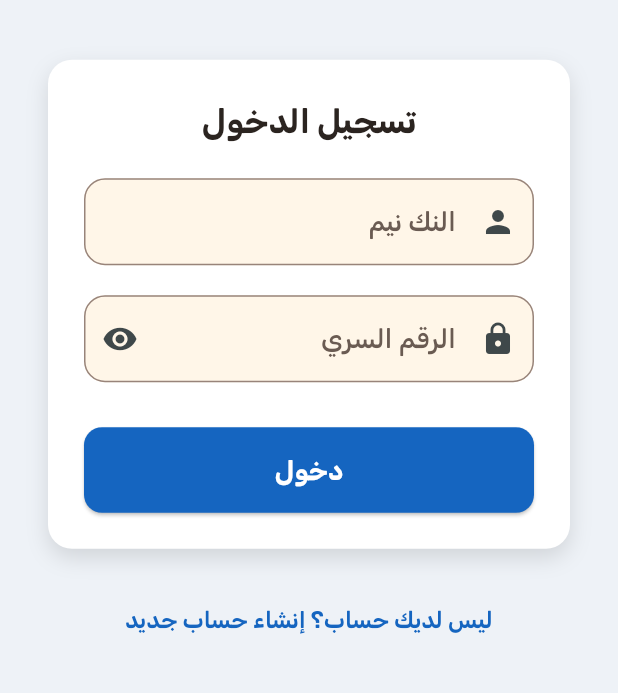
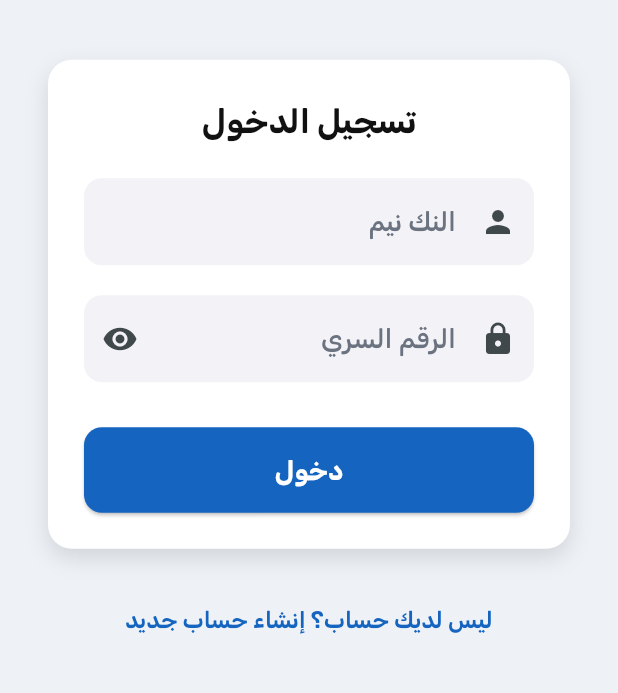
Before and after one commit to AmrShuaib/naslook_app, a Flutter app: the screen it shows after launch, on a phone screen of 412 x 824 dp, the part 337-1030 px from its top. Run offline on Flutter 3.47's test engine with Material 3 defaults, Android fonts, the phone set to English and light mode, and no system bars; our stand-ins replace flutter_map, flutter_riverpod, geolocator, image_picker, just_audio, latlong2 and 4 more; missing offline and left inert: dart:js_interop, record.

Commit message:
تصميم أبيض مسطّح على طراز واتساب وسناب شات
- الألوان: خلفية بيضاء، نص داكن، رمادي فاتح للخلفيات الخفيفة (F2F2F7)، خطوط فاصلة رفيعة (E5E5EA)،
  والفيروزي يبقى لون العلامة للأفعال والعناصر النشطة
- الشريط العلوي أبيض بخط فاصل، والشريط السفلي أبيض بخط فاصل وأيقونات ملوّنة عند التحديد بلا مؤشر خلفي،
  وشارة عدد غير المقروء على تبويب المحادثات
- البطاقات مسطّحة بلا ظلال بزوايا 16، والحقول والرقائق بخلفية رمادية فاتحة بلا إطار
- قائمة المحادثات والطلبات ونتائج البحث: صفوف كاملة العرض بخط فاصل يبدأ بعد الصورة (ListRow)،
  اسم عريض وسطر معاينة رمادي ووقت وشارة في النهاية
- فقاعات المحادثة: الواردة رمادية فاتحة بلا إطار، والصادرة بصبغة فيروزية فاتحة؛ حقل الكتابة رمادي داخل شريط أبيض

Co-Authored-By: Claude Fable 5.1 <noreply@anthropic.com>
Claude-Session: https://claude.ai/code/session_01UVhvjiniB1rUSGdhVacon7

```diff
--- a/lib/core/app_theme.dart
+++ b/lib/core/app_theme.dart
@@ -1,29 +1,31 @@
 import 'package:flutter/material.dart';
 
-/// نظام «فرح وبهجة»: كريمي مشمس، فيروزي للأفعال، مرجاني للأحداث، أصفر شمسي.
-/// كل الأزواج مقاسة بنِسَب تباين WCAG ≥ 4.5:1.
+/// نظام «أبيض ونظيف»: خلفية بيضاء وصفوف مسطّحة بخطوط فاصلة رفيعة (على طريقة واتساب وسناب شات)،
+/// والفيروزي لون العلامة للأفعال والعناصر النشطة، والمرجاني للأحداث والشارات.
 class Joy {
-  static const bg = Color(0xFFFFF6E8);
-  static const surface = Color(0xFFFFFDF9);
-  static const surface2 = Color(0xFFFFECD9);
-  static const text = Color(0xFF2B2420);
-  static const textMuted = Color(0xFF6A5B52);
-  static const line = Color(0xFFF0DCC6);
-  static const control = Color(0xFF98847A);
+  static const bg = Color(0xFFFFFFFF);
+  static const surface = Color(0xFFFFFFFF);
+  /// خلفيات خفيفة: الفقاعات الواردة، حبوب التاريخ، حقول البحث، الرقائق
+  static const surface2 = Color(0xFFF2F2F7);
+  static const text = Color(0xFF111111);
+  static const textMuted = Color(0xFF6B7280);
+  static const line = Color(0xFFE5E5EA);
+  static const control = Color(0xFFC7C7CC);
   static const primary = Color(0xFF0A6E78);
-  static const primaryOn = Color(0xFFF3FDFF);
-  static const primarySoft = Color(0xFFD6F3F4);
+  static const primaryOn = Color(0xFFFFFFFF);
+  static const primarySoft = Color(0xFFE0F3F4);
   static const accent = Color(0xFFBF3A1E);
-  static const accentOn = Color(0xFFFFF6F1);
-  static const accentSoft = Color(0xFFFFE8DF);
+  static const accentOn = Color(0xFFFFFFFF);
+  static const accentSoft = Color(0xFFFDEBE6);
   static const sun = Color(0xFFFFD66B);
-  static const sunSoft = Color(0xFFFFF0C2);
+  static const sunSoft = Color(0xFFFFF4D6);
   static const sunText = Color(0xFF5A4200);
-  static const success = Color(0xFF2C7A4B);
+  static const success = Color(0xFF1FA35A);
   static const warning = Color(0xFF875C0A);
-  static const danger = Color(0xFFB8323E);
-  static const bubbleOut = Color(0xFFFFE6A8);
-  static const bubbleOutText = Color(0xFF3B2E0C);
+  static const danger = Color(0xFFD23B3B);
+  /// الفقاعة الصادرة: صبغة فاتحة من لون العلامة (كما الأخضر الفاتح في واتساب)
+  static const bubbleOut = Color(0xFFDCF3EF);
+  static const bubbleOutText = Color(0xFF0F2D30);
   static const avatars = [
     Color(0xFFFFB09F), Color(0xFF9EE0CC), Color(0xFFA9D3FF),
     Color(0xFFD4BDFF), Color(0xFFFFDF7A), Color(0xFFFFB9D6),
@@ -76,29 +78,31 @@ class AppTheme {
         labelLarge: body.labelLarge?.copyWith(fontWeight: FontWeight.w600, fontSize: 15),
       ),
       appBarTheme: AppBarTheme(
-        backgroundColor: Joy.bg,
+        backgroundColor: Joy.surface,
+        surfaceTintColor: Colors.transparent,
         foregroundColor: Joy.text,
         elevation: 0,
         scrolledUnderElevation: 0,
         centerTitle: false,
-        titleTextStyle: display.copyWith(fontSize: 22),
+        shape: const Border(bottom: BorderSide(color: Joy.line)),
+        titleTextStyle: display.copyWith(fontSize: 21),
       ),
       cardTheme: CardThemeData(
         color: Joy.surface,
         elevation: 0,
         margin: EdgeInsets.zero,
-        shape: RoundedRectangleBorder(borderRadius: BorderRadius.circular(20), side: const BorderSide(color: Joy.line)),
+        shape: RoundedRectangleBorder(borderRadius: BorderRadius.circular(16), side: const BorderSide(color: Joy.line)),
       ),
       dividerTheme: const DividerThemeData(color: Joy.line, thickness: 1, space: 1),
       inputDecorationTheme: InputDecorationTheme(
         filled: true,
-        fillColor: Joy.bg,
+        fillColor: Joy.surface2,
         hintStyle: const TextStyle(fontFamily: bodyFont, color: Joy.textMuted),
         labelStyle: const TextStyle(fontFamily: bodyFont, color: Joy.textMuted),
         helperStyle: const TextStyle(fontFamily: bodyFont, color: Joy.textMuted, fontSize: 12),
-        border: OutlineInputBorder(borderRadius: BorderRadius.circular(14), borderSide: const BorderSide(color: Joy.control)),
-        enabledBorder: OutlineInputBorder(borderRadius: BorderRadius.circular(14), borderSide: const BorderSide(color: Joy.control)),
-        focusedBorder: OutlineInputBorder(borderRadius: BorderRadius.circular(14), borderSide: const BorderSide(color: Joy.primary, width: 1.5)),
+        border: OutlineInputBorder(borderRadius: BorderRadius.circular(12), borderSide: BorderSide.none),
+        enabledBorder: OutlineInputBorder(borderRadius: BorderRadius.circular(12), borderSide: BorderSide.none),
+        focusedBorder: OutlineInputBorder(borderRadius: BorderRadius.circular(12), borderSide: const BorderSide(color: Joy.primary, width: 1.5)),
       ),
       filledButtonTheme: FilledButtonThemeData(
         style: FilledButton.styleFrom(
@@ -121,9 +125,9 @@ class AppTheme {
         style: TextButton.styleFrom(foregroundColor: Joy.primary, minimumSize: const Size(44, 44), textStyle: const TextStyle(fontFamily: bodyFont, fontWeight: FontWeight.w600)),
       ),
       chipTheme: ChipThemeData(
-        backgroundColor: Joy.surface,
+        backgroundColor: Joy.surface2,
         selectedColor: Joy.primary,
-        side: const BorderSide(color: Joy.control),
+        side: BorderSide.none,
         // ChipThemeData.labelStyle يحلّ محل نمط السمة كاملاً (لا يُدمج معه)، فلا بد من ذكر الخط صراحةً
         // وإلا سقط النص إلى Roboto الذي يُجلب من Google ويختفي حين تُحجب
         labelStyle: const TextStyle(fontFamily: bodyFont, color: Joy.text, fontSize: 13, fontWeight: FontWeight.w500),
@@ -133,8 +137,10 @@ class AppTheme {
       ),
       navigationBarTheme: NavigationBarThemeData(
         backgroundColor: Joy.surface,
-        indicatorColor: Joy.primarySoft,
-        height: 72,
+        surfaceTintColor: Colors.transparent,
+        indicatorColor: Colors.transparent,
+        elevation: 0,
+        height: 66,
         labelTextStyle: WidgetStateProperty.resolveWith((s) => TextStyle(
               fontFamily: bodyFont,
               fontSize: 11,
@@ -144,8 +150,10 @@ class AppTheme {
         iconTheme: WidgetStateProperty.resolveWith((s) => IconThemeData(color: s.contains(WidgetState.selected) ? Joy.primary : Joy.textMuted)),
       ),
       snackBarTheme: const SnackBarThemeData(behavior: SnackBarBehavior.floating),
-      dialogTheme: DialogThemeData(backgroundColor: Joy.surface, shape: RoundedRectangleBorder(borderRadius: BorderRadius.circular(24))),
-      bottomSheetTheme: const BottomSheetThemeData(backgroundColor: Joy.surface, shape: RoundedRectangleBorder(borderRadius: BorderRadius.vertical(top: Radius.circular(24)))),
+      dialogTheme: DialogThemeData(backgroundColor: Joy.surface, surfaceTintColor: Colors.transparent, shape: RoundedRectangleBorder(borderRadius: BorderRadius.circular(20))),
+      bottomSheetTheme: const BottomSheetThemeData(backgroundColor: Joy.surface, surfaceTintColor: Colors.transparent, shape: RoundedRectangleBorder(borderRadius: BorderRadius.vertical(top: Radius.circular(20)))),
+      listTileTheme: const ListTileThemeData(iconColor: Joy.text),
+      popupMenuTheme: PopupMenuThemeData(color: Joy.surface, surfaceTintColor: Colors.transparent, shape: RoundedRectangleBorder(borderRadius: BorderRadius.circular(14))),
     );
   }
 }
```
Also changed, not shown: lib/app/app.dart (+18 -10 lines), lib/pages/chat/chat_thread_page.dart (+6 -6 lines), lib/pages/chat/chats_page.dart (+41 -49 lines), lib/ui/widgets.dart (+33 -3 lines).
